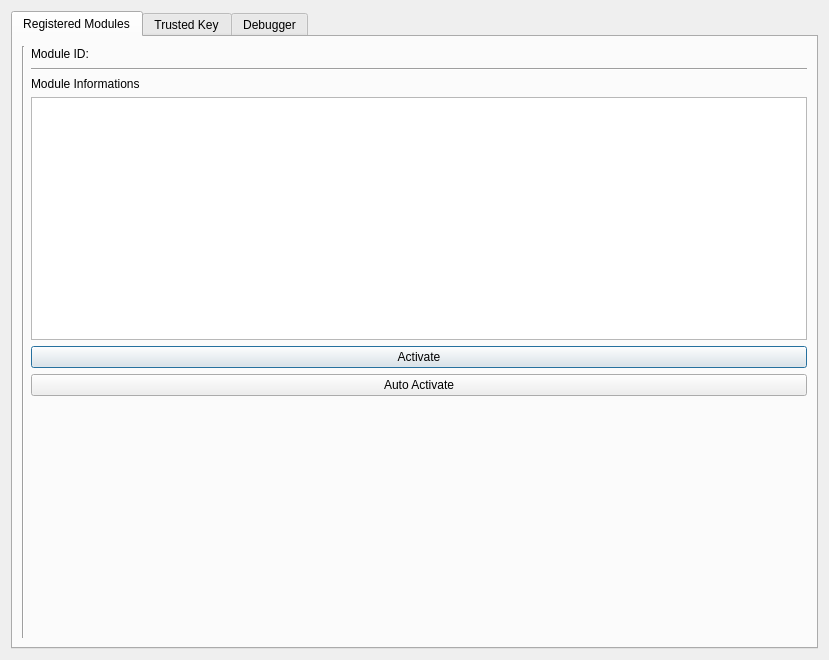
Qt form ui/ModuleControllerDialog.ui (saturneric/GpgFrontend) before a commit.
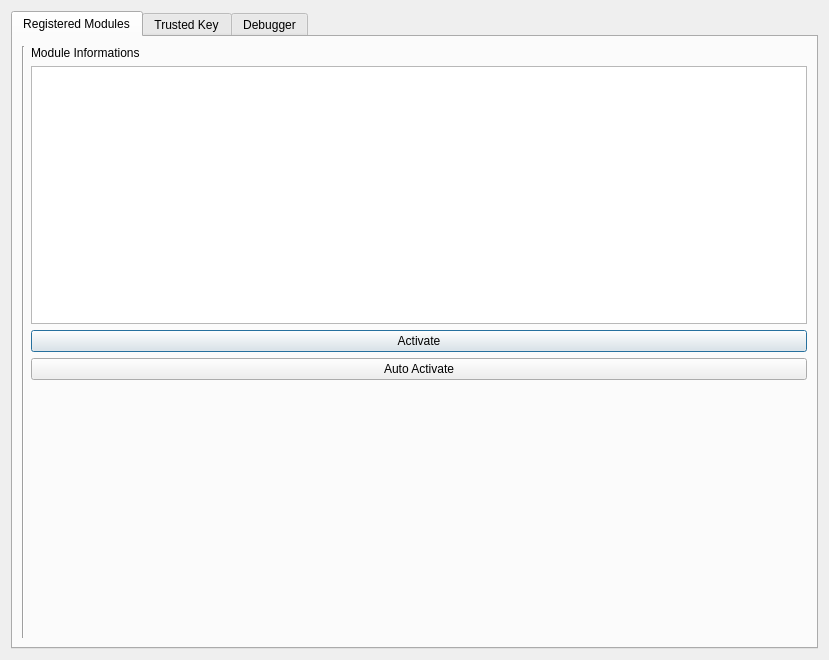
The same form after that commit.

Commit message: fix: find and solve some issues on module management

```diff
--- a/ui/ModuleControllerDialog.ui
+++ b/ui/ModuleControllerDialog.ui
@@ -51,59 +51,7 @@
             <enum>QLayout::SetDefaultConstraint</enum>
            </property>
            <item>
-            <layout class="QHBoxLayout" name="horizontalLayout">
-             <item>
-              <widget class="QLabel" name="label_3">
-               <property name="sizePolicy">
-                <sizepolicy hsizetype="Minimum" vsizetype="Preferred">
-                 <horstretch>0</horstretch>
-                 <verstretch>0</verstretch>
-                </sizepolicy>
-               </property>
-               <property name="minimumSize">
-                <size>
-                 <width>80</width>
-                 <height>16</height>
-                </size>
-               </property>
-               <property name="maximumSize">
-                <size>
-                 <width>16777215</width>
-                 <height>16777215</height>
-                </size>
-               </property>
-               <property name="text">
-                <string>Module ID:</string>
-               </property>
-              </widget>
-             </item>
-             <item>
-              <widget class="QLabel" name="moduleIDLabel">
-               <property name="maximumSize">
-                <size>
-                 <width>16777215</width>
-                 <height>16777215</height>
-                </size>
-               </property>
-               <property name="text">
-                <string/>
-               </property>
-               <property name="wordWrap">
-                <bool>true</bool>
-               </property>
-              </widget>
-             </item>
-            </layout>
-           </item>
-           <item>
-            <widget class="Line" name="line">
-             <property name="orientation">
-              <enum>Qt::Horizontal</enum>
-             </property>
-            </widget>
-           </item>
-           <item>
-            <widget class="QLabel" name="label">
+            <widget class="QLabel" name="moduleInfoLabel">
              <property name="text">
               <string>Module Informations</string>
              </property>
```
The commit also changes 12 other files.
